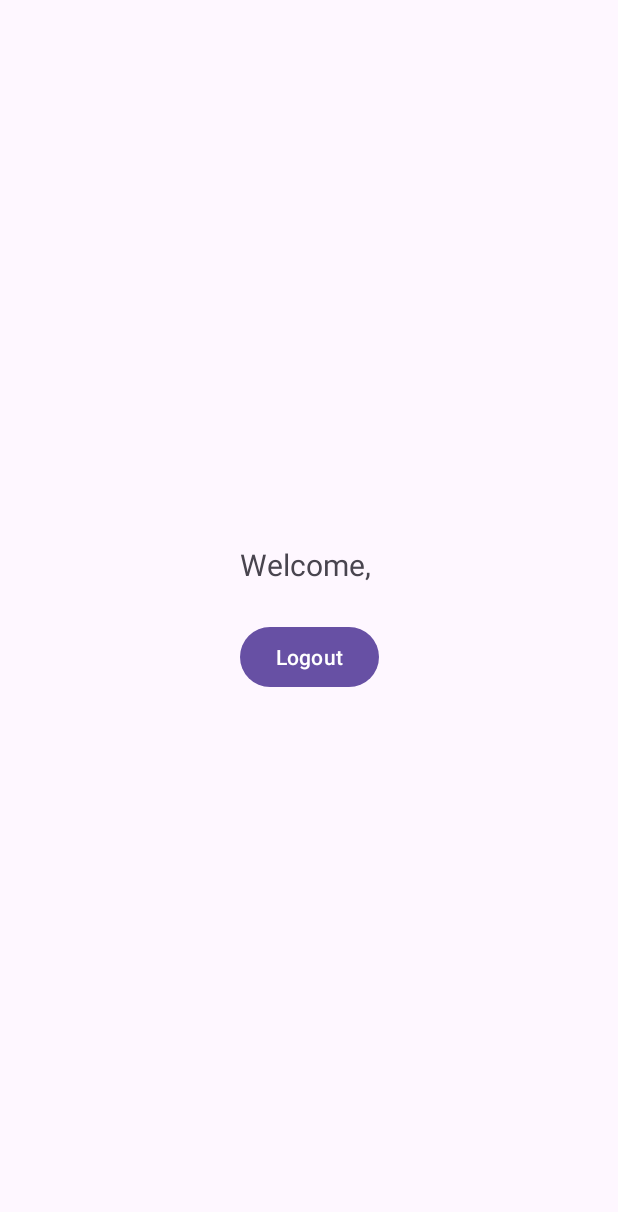
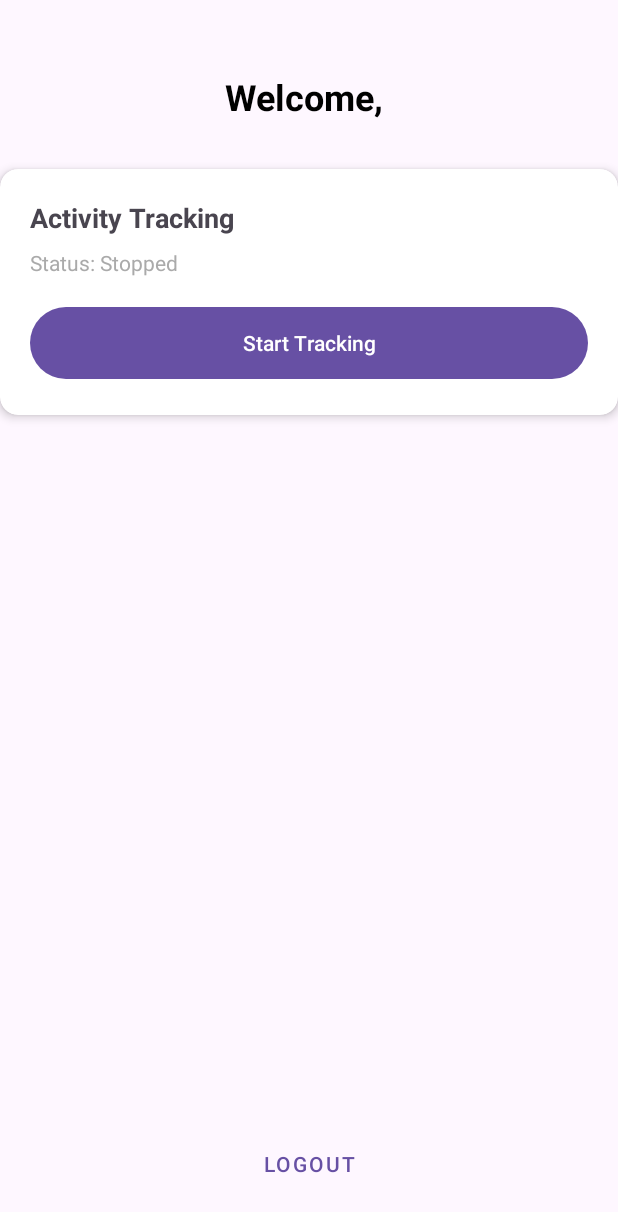
Before and after one commit to aminbeno/SmartLife, an Android app: the screen it shows after launch once a user with an empty profile is signed in (MainActivity), on a phone screen of 412 x 824 dp. Shown: the top 1212 px of the screen. Run offline under Robolectric (Android 15) with nearby library versions, the light colour scheme and no system bars; our stand-ins replace Firebase (no records; nobody signed in at launch, a user with empty details on screens opened directly).

Commit message:
add GPS TRACKING (Android)

```diff
--- a/app/build.gradle.kts
+++ b/app/build.gradle.kts
@@ -47,6 +47,9 @@ dependencies {
     implementation(platform(libs.firebase.bom))
     implementation(libs.firebase.auth)
 
+    // Google Play Services Location
+    implementation(libs.play.services.location)
+
     // Retrofit & Networking
     implementation(libs.retrofit)
     implementation(libs.retrofit.converter.gson)
--- a/app/src/main/res/layout/activity_main.xml
+++ b/app/src/main/res/layout/activity_main.xml
@@ -5,6 +5,7 @@
     android:id="@+id/main"
     android:layout_width="match_parent"
     android:layout_height="match_parent"
+    android:padding="24dp"
     tools:context=".MainActivity">
 
     <TextView
@@ -12,22 +13,65 @@
         android:layout_width="wrap_content"
         android:layout_height="wrap_content"
         android:text="Welcome to SmartLife!"
-        android:textSize="20sp"
-        app:layout_constraintBottom_toTopOf="@+id/btnLogout"
+        android:textSize="24sp"
+        android:textStyle="bold"
+        android:textColor="@color/black"
+        app:layout_constraintTop_toTopOf="parent"
+        app:layout_constraintStart_toStartOf="parent"
         app:layout_constraintEnd_toEndOf="parent"
-        app:layout_constraintStart_toStartOf="parent"
-        app:layout_constraintTop_toTopOf="parent"
-        app:layout_constraintVertical_chainStyle="packed" />
+        android:layout_marginTop="48dp" />
+
+    <androidx.cardview.widget.CardView
+        android:id="@+id/cvTracking"
+        android:layout_width="match_parent"
+        android:layout_height="wrap_content"
+        android:layout_marginTop="32dp"
+        app:cardCornerRadius="12dp"
+        app:cardElevation="4dp"
+        app:layout_constraintTop_toBottomOf="@id/tvWelcome">
+
+        <LinearLayout
+            android:layout_width="match_parent"
+            android:layout_height="wrap_content"
+            android:orientation="vertical"
+            android:padding="20dp">
+
+            <TextView
+                android:layout_width="wrap_content"
+                android:layout_height="wrap_content"
+                android:text="Activity Tracking"
+                android:textSize="18sp"
+                android:textStyle="bold" />
+
+            <TextView
+                android:id="@+id/tvTrackingStatus"
+                android:layout_width="wrap_content"
+                android:layout_height="wrap_content"
+                android:text="Status: Stopped"
+                android:layout_marginTop="8dp"
+                android:textColor="@android:color/darker_gray" />
+
+            <Button
+                android:id="@+id/btnToggleTracking"
+                android:layout_width="match_parent"
+                android:layout_height="56dp"
+                android:layout_marginTop="16dp"
+                android:text="Start Tracking"
+                android:textAllCaps="false" />
+
+        </LinearLayout>
+    </androidx.cardview.widget.CardView>
 
     <Button
         android:id="@+id/btnLogout"
         android:layout_width="wrap_content"
         android:layout_height="wrap_content"
-        android:layout_marginTop="24dp"
         android:text="Logout"
+        android:textColor="?attr/colorPrimary"
+        style="@style/Widget.MaterialComponents.Button.TextButton"
         app:layout_constraintBottom_toBottomOf="parent"
         app:layout_constraintEnd_toEndOf="parent"
         app:layout_constraintStart_toStartOf="parent"
-        app:layout_constraintTop_toBottomOf="@+id/tvWelcome" />
+        android:layout_marginBottom="24dp" />
 
 </androidx.constraintlayout.widget.ConstraintLayout>
--- a/gradle/libs.versions.toml
+++ b/gradle/libs.versions.toml
@@ -15,6 +15,7 @@ retrofit = "2.11.0"
 okhttp = "4.12.0"
 lifecycle = "2.8.7"
 coroutines = "1.9.0"
+playServicesLocation = "21.3.0"
 
 [libraries]
 androidx-core-ktx = { group = "androidx.core", name = "core-ktx", version.ref = "coreKtx" }
@@ -27,6 +28,7 @@ androidx-activity = { group = "androidx.activity", name = "activity", version.re
 androidx-constraintlayout = { group = "androidx.constraintlayout", name = "constraintlayout", version.ref = "constraintlayout" }
 firebase-bom = { group = "com.google.firebase", name = "firebase-bom", version.ref = "firebaseBom" }
 firebase-auth = { group = "com.google.firebase", name = "firebase-auth" }
+play-services-location = { group = "com.google.android.gms", name = "play-services-location", version.ref = "playServicesLocation" }
 
 # Retrofit & Networking
 retrofit = { group = "com.squareup.retrofit2", name = "retrofit", version.ref = "retrofit" }
```
Also changed, not shown: app/src/main/AndroidManifest.xml (+13 -0 lines), app/src/main/java/com/ABenhadar/smartlife/MainActivity.kt (+82 -2 lines), app/src/main/java/com/ABenhadar/smartlife/repository/ActivityRepository.kt (added, +23 -0 lines), app/src/main/java/com/ABenhadar/smartlife/service/GpsTrackingService.kt (added, +128 -0 lines).
